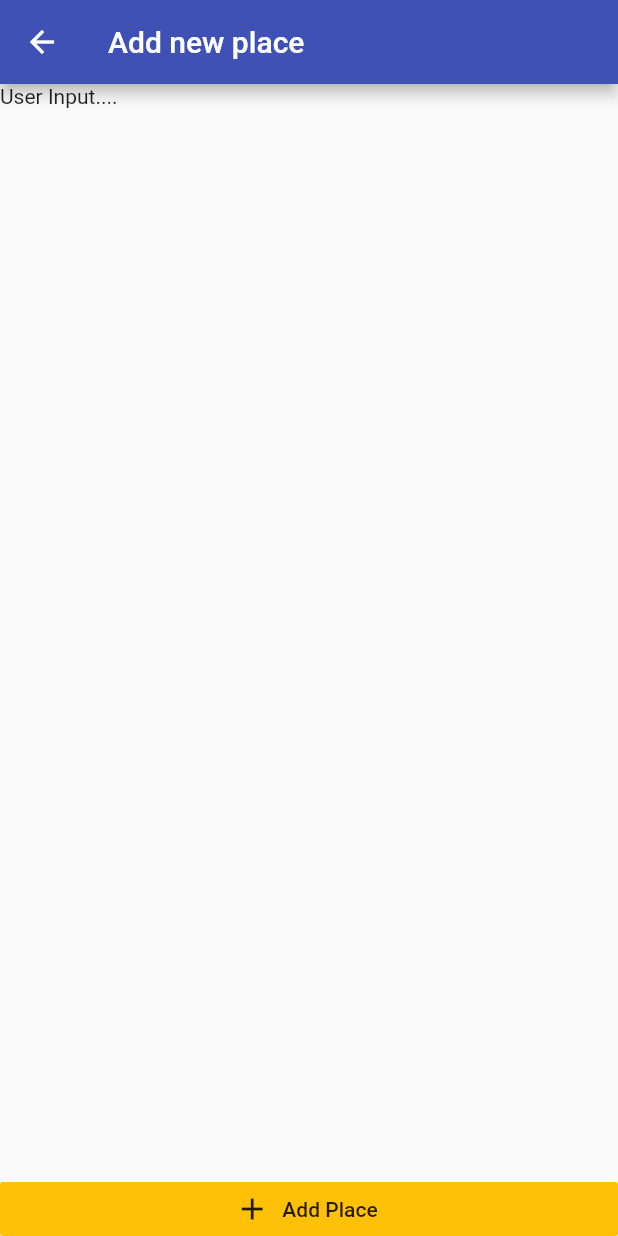
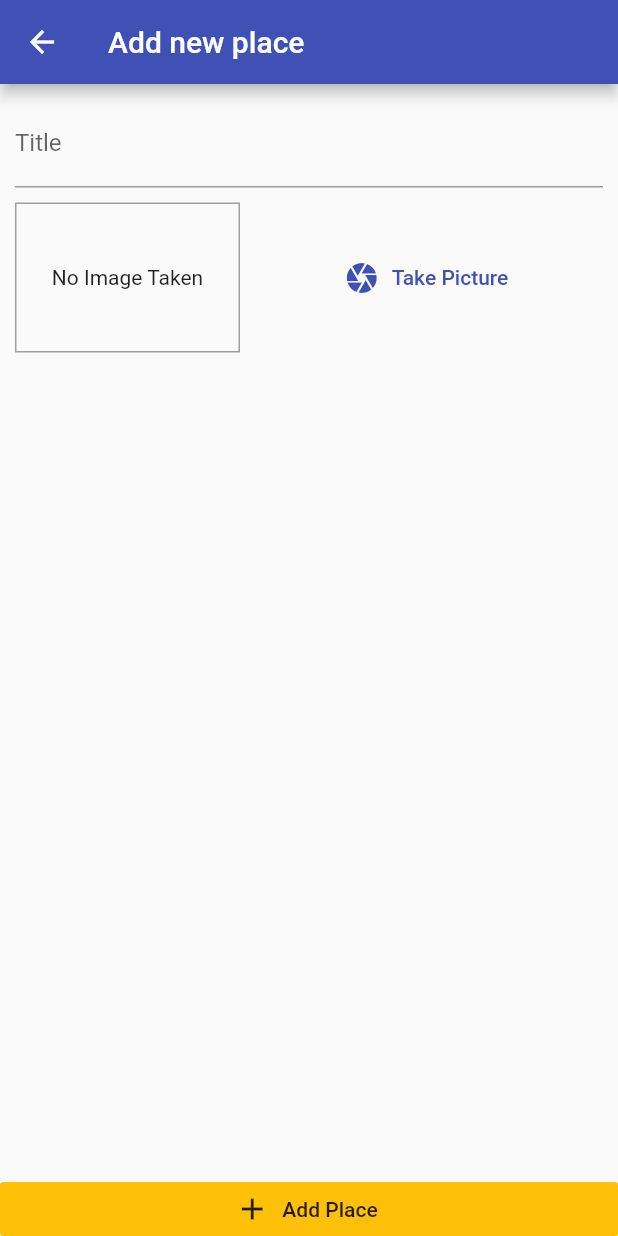
Before and after one commit to bhavikvashi1804/Great-Places, a Flutter app: the AddPlaceScreen screen opened by its route, on a phone screen of 412 x 824 dp. Run offline on Flutter 3.47's test engine with Material 2 defaults, Android fonts, the phone set to English and light mode, and no system bars.

Commit message:
Improve Add place screen UI

```diff
--- a/lib/screens/add_place_screen.dart
+++ b/lib/screens/add_place_screen.dart
@@ -1,6 +1,6 @@
 import 'package:flutter/material.dart';
 
-import 'package:flutter/material.dart';
+import '../widgets/image_input.dart';
 
 class AddPlaceScreen extends StatefulWidget {
 
@@ -11,6 +11,9 @@ class AddPlaceScreen extends StatefulWidget {
 }
 
 class _AddPlaceScreenState extends State<AddPlaceScreen> {
+
+  final _titleController=TextEditingController();
+
   @override
   Widget build(BuildContext context) {
     return Scaffold(
@@ -18,10 +21,33 @@ class _AddPlaceScreenState extends State<AddPlaceScreen> {
         title:Text('Add new place')
       ),
       body: Column(
-        mainAxisAlignment: MainAxisAlignment.spaceBetween,
+        //mainAxisAlignment: MainAxisAlignment.spaceBetween,
         crossAxisAlignment: CrossAxisAlignment.stretch,
         children: <Widget>[
-          Text('User Input....'),
+          Expanded(
+            child: SingleChildScrollView(
+              child: Padding(
+                padding: const EdgeInsets.all(10.0),
+                child: Column(
+                  children: <Widget>[
+                    TextField(
+                      decoration: InputDecoration(
+                        labelText: 'Title',
+                      ),
+                      controller: _titleController,
+
+                    ),
+                    SizedBox(
+                      height: 10,
+                    ),
+                    ImageInput(),
+
+                  ],
+                ),
+              ),
+            )
+          ),
+
           RaisedButton.icon(
             elevation: 0,
             materialTapTargetSize: MaterialTapTargetSize.shrinkWrap,
--- /dev/null
+++ b/lib/widgets/image_input.dart
@@ -0,0 +1,52 @@
+import 'package:flutter/material.dart';
+import 'dart:io';
+
+
+class ImageInput extends StatefulWidget {
+  @override
+  _ImageInputState createState() => _ImageInputState();
+}
+
+class _ImageInputState extends State<ImageInput> {
+
+  File _storedImage;
+  @override
+  Widget build(BuildContext context) {
+    return Row(
+      children: <Widget>[
+        Container(
+          width: 150,
+          height: 100,
+          decoration: BoxDecoration(
+            border: Border.all(
+              width: 1,
+              color: Colors.grey,
+            )
+          ),
+          child: _storedImage !=null?
+          Image.file(
+            _storedImage,
+            fit: BoxFit.cover,
+            width: double.infinity,
+          ):
+          Text('No Image Taken',textAlign: TextAlign.center,),
+          alignment: Alignment.center,
+        ),
+        SizedBox(
+          width:10,
+        ),
+        Expanded(
+          child: FlatButton.icon(
+            onPressed: (){
+
+            },
+            icon: Icon(Icons.camera),
+            label: Text('Take Picture'),
+            textColor: Theme.of(context).primaryColor,
+          )
+        ),
+      ],
+
+    );
+  }
+}
```
